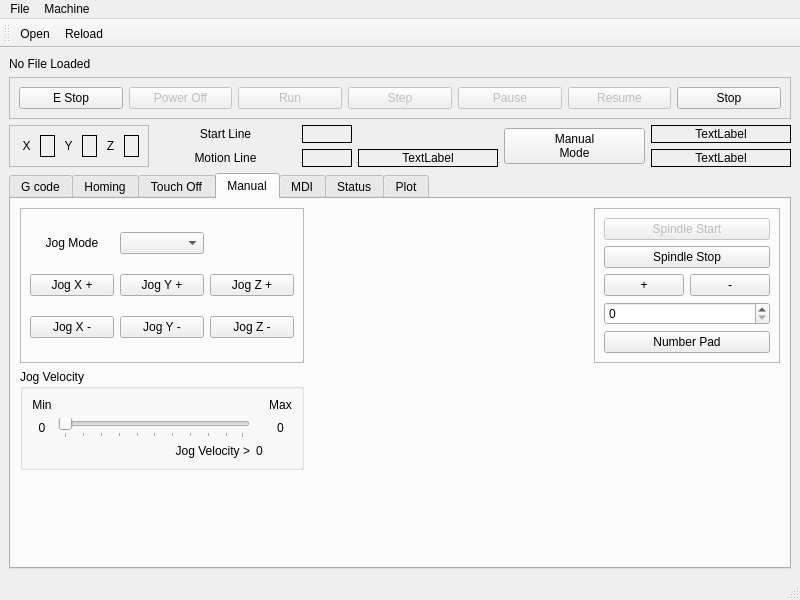
tlight9/jet, file jet/src/jet.ui: the form before one commit.
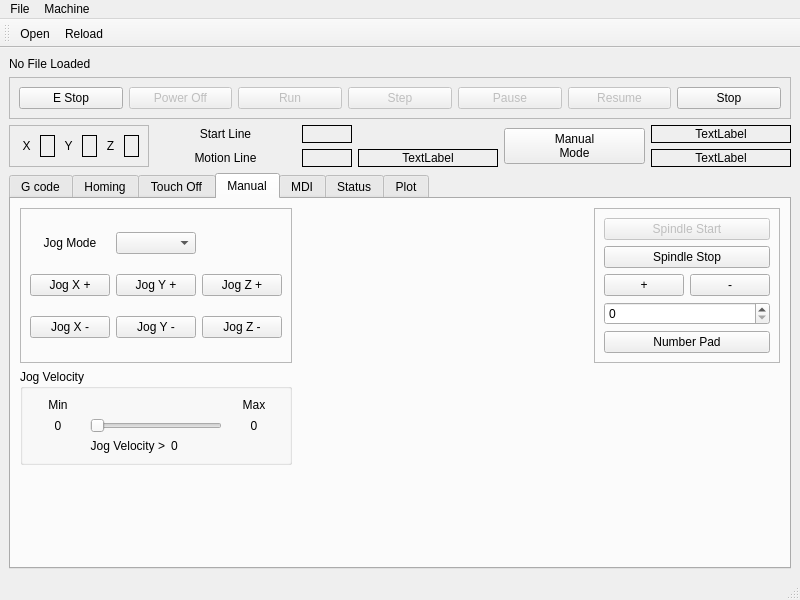
The form after the commit. The open tabs and pages were chosen to show the change.

Commit message: fix jog slider

Diff of the .ui file:
```diff
--- a/jet/src/jet.ui
+++ b/jet/src/jet.ui
@@ -754,16 +754,6 @@
              </property>
             </widget>
            </item>
-           <item row="1" column="1">
-            <widget class="QSlider" name="jog_vel_s">
-             <property name="orientation">
-              <enum>Qt::Horizontal</enum>
-             </property>
-             <property name="tickPosition">
-              <enum>QSlider::TicksBelow</enum>
-             </property>
-            </widget>
-           </item>
            <item row="1" column="0">
             <widget class="QLabel" name="min_jog_vel_lb">
              <property name="text">
@@ -801,6 +791,26 @@
              </property>
             </widget>
            </item>
+           <item row="1" column="1" colspan="2">
+            <widget class="QSlider" name="jog_vel_s">
+             <property name="maximum">
+              <number>1000</number>
+             </property>
+             <property name="orientation">
+              <enum>Qt::Horizontal</enum>
+             </property>
+             <property name="tickPosition">
+              <enum>QSlider::NoTicks</enum>
+             </property>
+            </widget>
+           </item>
+           <item row="2" column="3">
+            <widget class="QLabel" name="jog_units_lb">
+             <property name="text">
+              <string/>
+             </property>
+            </widget>
+           </item>
           </layout>
          </widget>
         </item>
```
The commit also changes 3 other files.
